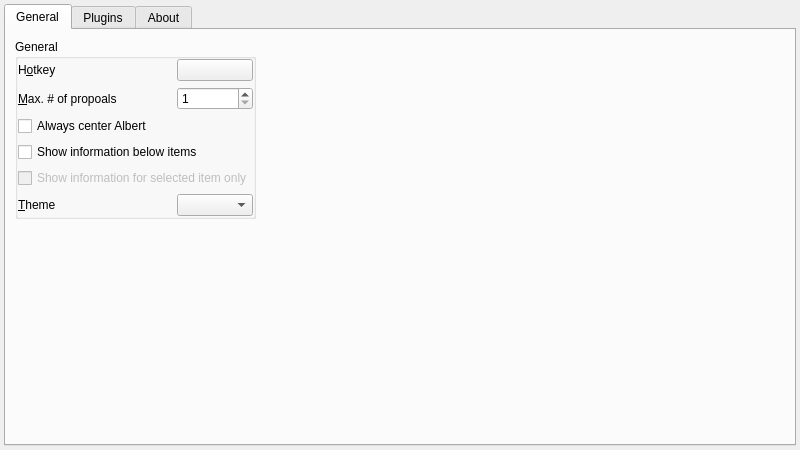
First picture: the form in src/application/settingswidget/settingswidget.ui, repository albertlauncher/albert, before the edit.
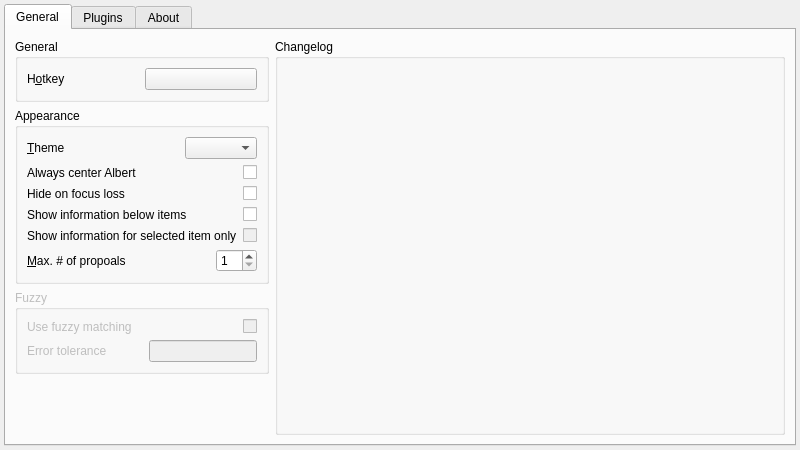
Second picture: the form after the edit. The open tabs and pages were chosen to show the change. Icons and pictures are not drawn. Custom widgets are drawn as their Qt base class.

Commit message:
Changes to settingswidget. See details:
* Add hide on focusloss option.
* Add a news page in settings (Currently changelog only).
* Add gobal fuzzy stub.
* Rearrange settings.

```diff
--- a/src/application/settingswidget/settingswidget.ui
+++ b/src/application/settingswidget/settingswidget.ui
@@ -2,6 +2,14 @@
 <ui version="4.0">
  <class>SettingsDialog</class>
  <widget class="QWidget" name="SettingsDialog">
+  <property name="geometry">
+   <rect>
+    <x>0</x>
+    <y>0</y>
+    <width>800</width>
+    <height>450</height>
+   </rect>
+  </property>
   <property name="minimumSize">
    <size>
     <width>800</width>
@@ -39,87 +47,15 @@
       <attribute name="title">
        <string>General</string>
       </attribute>
-      <layout class="QHBoxLayout" name="horizontalLayout">
+      <layout class="QHBoxLayout" name="horizontalLayout" stretch="0,1">
        <item>
         <layout class="QVBoxLayout" name="verticalLayout_3">
          <item>
-          <widget class="QGroupBox" name="groupBox_hotkey">
+          <widget class="QGroupBox" name="groupBox_2">
            <property name="title">
             <string>General</string>
            </property>
-           <layout class="QGridLayout" name="gridLayout1" columnstretch="2,1">
-            <property name="sizeConstraint">
-             <enum>QLayout::SetFixedSize</enum>
-            </property>
-            <property name="leftMargin">
-             <number>0</number>
-            </property>
-            <property name="topMargin">
-             <number>0</number>
-            </property>
-            <property name="rightMargin">
-             <number>0</number>
-            </property>
-            <property name="bottomMargin">
-             <number>0</number>
-            </property>
-            <item row="3" column="0" colspan="2">
-             <widget class="QCheckBox" name="checkBox_showInfo">
-              <property name="text">
-               <string>Show information below items</string>
-              </property>
-             </widget>
-            </item>
-            <item row="5" column="1">
-             <widget class="QComboBox" name="comboBox_themes"/>
-            </item>
-            <item row="5" column="0">
-             <widget class="QLabel" name="label_11">
-              <property name="text">
-               <string>&amp;Theme</string>
-              </property>
-              <property name="buddy">
-               <cstring>comboBox_themes</cstring>
-              </property>
-             </widget>
-            </item>
-            <item row="2" column="0" colspan="2">
-             <widget class="QCheckBox" name="checkBox_center">
-              <property name="text">
-               <string>Always center Albert</string>
-              </property>
-             </widget>
-            </item>
-            <item row="0" column="1">
-             <widget class="GrabKeyButton" name="grabKeyButton_hotkey">
-              <property name="text">
-               <string/>
-              </property>
-             </widget>
-            </item>
-            <item row="1" column="0">
-             <widget class="QLabel" name="label_2">
-              <property name="text">
-               <string>&amp;Max. # of propoals</string>
-              </property>
-              <property name="buddy">
-               <cstring>spinBox_proposals</cstring>
-              </property>
-             </widget>
-            </item>
-            <item row="1" column="1">
-             <widget class="QSpinBox" name="spinBox_proposals">
-              <property name="suffix">
-               <string/>
-              </property>
-              <property name="minimum">
-               <number>1</number>
-              </property>
-              <property name="maximum">
-               <number>10</number>
-              </property>
-             </widget>
-            </item>
+           <layout class="QGridLayout" name="gridLayout_2">
             <item row="0" column="0">
              <widget class="QLabel" name="label_3">
               <property name="text">
@@ -130,19 +66,194 @@
               </property>
              </widget>
             </item>
-            <item row="4" column="0" colspan="2">
-             <widget class="QCheckBox" name="checkBox_selectedOnly">
-              <property name="enabled">
-               <bool>false</bool>
-              </property>
+            <item row="0" column="1">
+             <widget class="GrabKeyButton" name="grabKeyButton_hotkey">
               <property name="text">
-               <string>Show information for selected item only</string>
+               <string/>
               </property>
              </widget>
             </item>
            </layout>
           </widget>
          </item>
+         <item>
+          <widget class="QGroupBox" name="groupBox_hotkey">
+           <property name="title">
+            <string>Appearance</string>
+           </property>
+           <layout class="QVBoxLayout" name="verticalLayout_6" stretch="1,0,0,1,1,1">
+            <item>
+             <layout class="QHBoxLayout" name="horizontalLayout_3" stretch="1,0">
+              <item>
+               <widget class="QLabel" name="label_themes">
+                <property name="text">
+                 <string>&amp;Theme</string>
+                </property>
+                <property name="buddy">
+                 <cstring>comboBox_themes</cstring>
+                </property>
+               </widget>
+              </item>
+              <item>
+               <widget class="QComboBox" name="comboBox_themes"/>
+              </item>
+             </layout>
+            </item>
+            <item>
+             <layout class="QHBoxLayout" name="horizontalLayout_7" stretch="1,0">
+              <item>
+               <widget class="QLabel" name="label_center">
+                <property name="text">
+                 <string>Always center Albert</string>
+                </property>
+                <property name="buddy">
+                 <cstring>checkBox_center</cstring>
+                </property>
+               </widget>
+              </item>
+              <item>
+               <widget class="QCheckBox" name="checkBox_center"/>
+              </item>
+             </layout>
+            </item>
+            <item>
+             <layout class="QHBoxLayout" name="horizontalLayout_10" stretch="1,0">
+              <item>
+               <widget class="QLabel" name="label_hideOnFocusLoss">
+                <property name="text">
+                 <string>Hide on focus loss</string>
+                </property>
+                <property name="buddy">
+                 <cstring>checkBox_hideOnFocusLoss</cstring>
+                </property>
+               </widget>
+              </item>
+              <item>
+               <widget class="QCheckBox" name="checkBox_hideOnFocusLoss"/>
+              </item>
+             </layout>
+            </item>
+            <item>
+             <layout class="QHBoxLayout" name="horizontalLayout_5" stretch="1,0">
+              <item>
+               <widget class="QLabel" name="label_showInfo">
+                <property name="text">
+                 <string>Show information below items</string>
+                </property>
+                <property name="buddy">
+                 <cstring>checkBox_showInfo</cstring>
+                </property>
+               </widget>
+              </item>
+              <item>
+               <widget class="QCheckBox" name="checkBox_showInfo"/>
+              </item>
+             </layout>
+            </item>
+            <item>
+             <layout class="QHBoxLayout" name="horizontalLayout_6" stretch="1,0">
+              <item>
+               <widget class="QLabel" name="label_selectedOnly">
+                <property name="text">
+                 <string>Show information for selected item only</string>
+                </property>
+                <property name="buddy">
+                 <cstring>checkBox_selectedOnly</cstring>
+                </property>
+               </widget>
+              </item>
+              <item>
+               <widget class="QCheckBox" name="checkBox_selectedOnly">
+                <property name="enabled">
+                 <bool>false</bool>
+                </property>
+               </widget>
+              </item>
+             </layout>
+            </item>
+            <item>
+             <layout class="QHBoxLayout" name="horizontalLayout_4" stretch="1,0">
+              <item>
+               <widget class="QLabel" name="label_proposals">
+                <property name="text">
+                 <string>&amp;Max. # of propoals</string>
+                </property>
+                <property name="buddy">
+                 <cstring>spinBox_proposals</cstring>
+                </property>
+               </widget>
+              </item>
+              <item>
+               <widget class="QSpinBox" name="spinBox_proposals">
+                <property name="suffix">
+                 <string/>
+                </property>
+                <property name="minimum">
+                 <number>1</number>
+                </property>
+                <property name="maximum">
+                 <number>10</number>
+                </property>
+               </widget>
+              </item>
+             </layout>
+            </item>
+           </layout>
+          </widget>
+         </item>
+         <item>
+          <widget class="QGroupBox" name="groupBox">
+           <property name="enabled">
+            <bool>false</bool>
+           </property>
+           <property name="title">
+            <string>Fuzzy</string>
+           </property>
+           <layout class="QVBoxLayout" name="verticalLayout_7">
+            <item>
+             <layout class="QHBoxLayout" name="horizontalLayout_8" stretch="1,0">
+              <item>
+               <widget class="QLabel" name="label_fuzzy">
+                <property name="text">
+                 <string>Use fuzzy matching</string>
+                </property>
+                <property name="buddy">
+                 <cstring>checkBox_fuzzy</cstring>
+                </property>
+               </widget>
+              </item>
+              <item>
+               <widget class="QCheckBox" name="checkBox_fuzzy"/>
+              </item>
+             </layout>
+            </item>
+            <item>
+             <layout class="QHBoxLayout" name="horizontalLayout_9" stretch="1,0">
+              <item>
+               <widget class="QLabel" name="label_tolerance">
+                <property name="text">
+                 <string>Error tolerance</string>
+                </property>
+                <property name="buddy">
+                 <cstring>lineEdit_tolerance</cstring>
+                </property>
+               </widget>
+              </item>
+              <item>
+               <widget class="QLineEdit" name="lineEdit_tolerance">
+                <property name="sizePolicy">
+                 <sizepolicy hsizetype="Fixed" vsizetype="Fixed">
+                  <horstretch>0</horstretch>
+                  <verstretch>0</verstretch>
+                 </sizepolicy>
+                </property>
+               </widget>
+              </item>
+             </layout>
+            </item>
+           </layout>
+          </widget>
+         </item>
          <item>
           <spacer name="verticalSpacer">
            <property name="orientation">
@@ -159,27 +270,21 @@
         </layout>
        </item>
        <item>
-        <layout class="QVBoxLayout" name="verticalLayout_4" stretch="0">
+        <layout class="QVBoxLayout" name="verticalLayout_4">
          <item>
-          <widget class="QLabel" name="label_5">
-           <property name="sizePolicy">
-            <sizepolicy hsizetype="Expanding" vsizetype="Preferred">
-             <horstretch>0</horstretch>
-             <verstretch>0</verstretch>
-            </sizepolicy>
+          <widget class="QGroupBox" name="groupBox_3">
+           <property name="title">
+            <string>Changelog</string>
            </property>
-           <property name="text">
-            <string/>
-           </property>
-           <property name="pixmap">
-            <pixmap resource="../resources.qrc">:/app_icon</pixmap>
-           </property>
-           <property name="scaledContents">
-            <bool>false</bool>
-           </property>
-           <property name="alignment">
-            <set>Qt::AlignCenter</set>
-           </property>
+           <layout class="QVBoxLayout" name="verticalLayout_8">
+            <item>
+             <widget class="QLabel" name="label_news">
+              <property name="wordWrap">
+               <bool>true</bool>
+              </property>
+             </widget>
+            </item>
+           </layout>
           </widget>
          </item>
         </layout>
```
Left out of the diff: 39 changed lines with no effect on the pictures. The commit also changes 5 other files.
